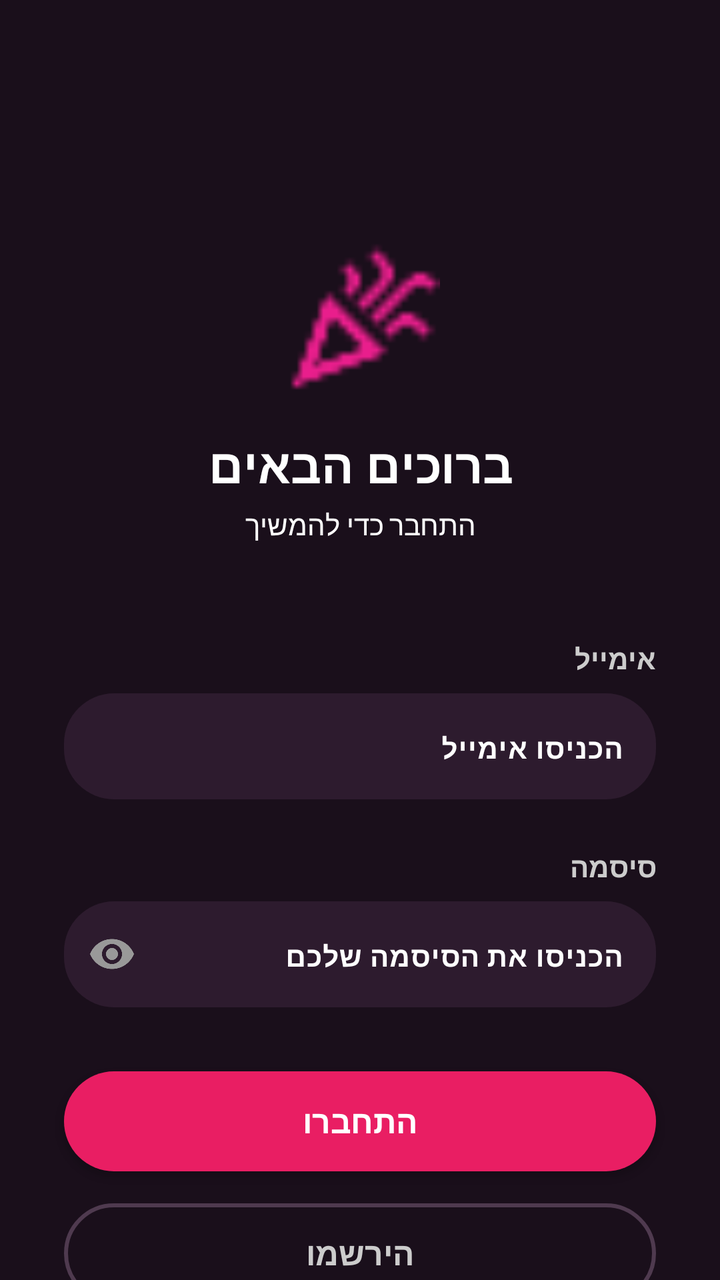
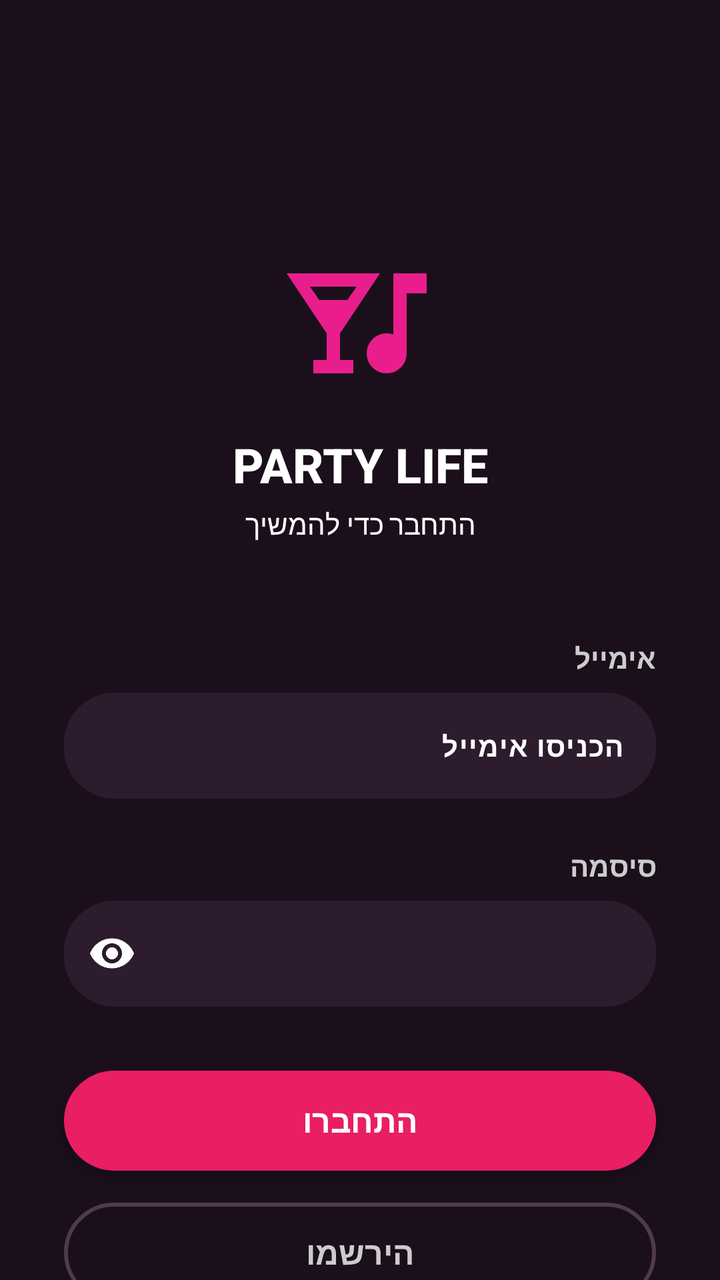

Screens rendered from an Android XML layout before and after an edit, with the pre-edit source and the edit as a unified diff.
<!-- AndroidManifest.xml: application theme Theme.PartyLife -->
<!-- res/layout/activity_main.xml -->
<?xml version="1.0" encoding="utf-8"?>
<androidx.constraintlayout.widget.ConstraintLayout
    xmlns:android="http://schemas.android.com/apk/res/android"
    xmlns:app="http://schemas.android.com/apk/res-auto"
    xmlns:tools="http://schemas.android.com/tools"
    android:layout_width="match_parent"
    android:layout_height="match_parent"
    android:id="@+id/main"
    android:background="#1A0F1B">

    <ImageView
        android:id="@+id/logoIcon"
        android:layout_width="80dp"
        android:layout_height="80dp"
        android:layout_marginTop="120dp"
        android:src="@drawable/logo"
        android:contentDescription="logo"
        app:layout_constraintTop_toTopOf="parent"
        app:layout_constraintStart_toStartOf="parent"
        app:layout_constraintEnd_toEndOf="parent"
        app:tint="#E91E8C" />

    <TextView
        android:id="@+id/titleText"
        android:layout_width="wrap_content"
        android:layout_height="wrap_content"
        android:layout_marginTop="16dp"
        android:text="ברוכים הבאים"
        android:textStyle="bold"
        android:textSize="24sp"
        android:textColor="#FFFFFF"
        android:fontFamily="sans-serif-medium"
        app:layout_constraintTop_toBottomOf="@id/logoIcon"
        app:layout_constraintStart_toStartOf="parent"
        app:layout_constraintEnd_toEndOf="parent" />

    <TextView
        android:id="@+id/subtitleText"
        android:layout_width="wrap_content"
        android:layout_height="wrap_content"
        android:layout_marginTop="4dp"
        android:text="התחבר כדי להמשיך"
        android:textSize="14sp"
        
        android:textColor="@color/white"
        app:layout_constraintTop_toBottomOf="@id/titleText"
        app:layout_constraintStart_toStartOf="parent"
        app:layout_constraintEnd_toEndOf="parent" />

    <TextView
        android:id="@+id/nameLabel"
        android:layout_width="0dp"
        android:layout_height="wrap_content"
        android:layout_marginStart="32dp"
        android:layout_marginEnd="32dp"
        android:layout_marginTop="48dp"
        android:text="אימייל"
        android:textStyle="bold"
        android:textSize="14sp"
        android:textColor="#CCCCCC"
        android:gravity="right"
        app:layout_constraintTop_toBottomOf="@id/subtitleText"
        app:layout_constraintStart_toStartOf="parent"
        app:layout_constraintEnd_toEndOf="parent" />

    <com.google.android.material.textfield.TextInputLayout
        android:id="@+id/tilFirstName"
        android:layout_width="0dp"
        android:layout_height="wrap_content"
        android:layout_marginStart="32dp"
        android:layout_marginEnd="32dp"
        android:layout_marginTop="8dp"
        android:hint="הכניסו אימייל"
        android:layoutDirection="rtl"
        app:boxBackgroundColor="#2D1B2E"
        app:boxBackgroundMode="filled"
        app:boxCornerRadiusBottomEnd="25dp"
        app:boxCornerRadiusBottomStart="25dp"
        app:boxCornerRadiusTopEnd="25dp"
        app:boxCornerRadiusTopStart="25dp"
        app:boxStrokeWidth="0dp"
        app:layout_constraintTop_toBottomOf="@id/nameLabel"
        app:layout_constraintStart_toStartOf="parent"
        app:layout_constraintEnd_toEndOf="parent"
        style="@style/ThemeOverlay.App.TextInputLayout.WhiteText">

        <com.google.android.material.textfield.TextInputEditText
            android:id="@+id/emailInputLogin"
            android:layout_width="match_parent"
            android:layout_height="wrap_content"
            android:inputType="textEmailAddress"
            android:textSize="14sp"
            android:textStyle="bold"
            android:gravity="right"
            android:textDirection="rtl"
            android:imeOptions="actionNext"
            android:minHeight="50dp" />

    </com.google.android.material.textfield.TextInputLayout>

    <TextView
        android:id="@+id/passwordLabel"
        android:layout_width="0dp"
        android:layout_height="wrap_content"
        android:layout_marginStart="32dp"
        android:layout_marginEnd="32dp"
        android:layout_marginTop="24dp"
        android:text="סיסמה"
        android:textStyle="bold"
        android:textSize="14sp"
        android:textColor="#CCCCCC"
        android:gravity="right"
        app:layout_constraintTop_toBottomOf="@id/tilFirstName"
        app:layout_constraintStart_toStartOf="parent"
        app:layout_constraintEnd_toEndOf="parent" />

    <com.google.android.material.textfield.TextInputLayout
        android:id="@+id/tilPassword"
        android:layout_width="0dp"
        android:layout_height="wrap_content"
        android:layout_marginStart="32dp"
        android:layout_marginEnd="32dp"
        android:layout_marginTop="8dp"
        android:hint="הכניסו את הסיסמה שלכם"
        android:layoutDirection="rtl"
        app:boxBackgroundColor="#2D1B2E"
        app:boxBackgroundMode="filled"
        app:boxCornerRadiusBottomEnd="25dp"
        app:boxCornerRadiusBottomStart="25dp"
        app:boxCornerRadiusTopEnd="25dp"
        app:boxCornerRadiusTopStart="25dp"
        app:boxStrokeWidth="0dp"
        app:endIconMode="password_toggle"
        app:endIconTint="#999999"
        app:layout_constraintTop_toBottomOf="@id/passwordLabel"
        app:layout_constraintStart_toStartOf="parent"
        app:layout_constraintEnd_toEndOf="parent"
        style="@style/ThemeOverlay.App.TextInputLayout.WhiteText">

        <com.google.android.material.textfield.TextInputEditText
            android:id="@+id/passwordInput"
            android:layout_width="match_parent"
            android:layout_height="wrap_content"
            android:inputType="textPassword|textNoSuggestions"
            android:textSize="14sp"
            android:textStyle="bold"
            android:gravity="right"
            android:textDirection="rtl"
            android:imeOptions="actionDone"
            android:minHeight="50dp" />

    </com.google.android.material.textfield.TextInputLayout>

    <androidx.appcompat.widget.AppCompatButton
        android:id="@+id/loginButton"
        android:layout_width="0dp"
        android:layout_height="50dp"
        android:layout_marginStart="32dp"
        android:layout_marginEnd="32dp"
        android:layout_marginTop="32dp"
        android:text="התחברו"
        android:textSize="16sp"
        android:textStyle="bold"
        android:textColor="#FFFFFF"
        android:background="@drawable/button_gradient"
        android:fontFamily="sans-serif-medium"
        app:layout_constraintTop_toBottomOf="@id/tilPassword"
        app:layout_constraintStart_toStartOf="parent"
        app:layout_constraintEnd_toEndOf="parent" />

    <androidx.appcompat.widget.AppCompatButton
        android:id="@+id/registerButton"
        android:layout_width="0dp"
        android:layout_height="50dp"
        android:layout_marginStart="32dp"
        android:layout_marginEnd="32dp"
        android:layout_marginTop="16dp"
        android:text="הירשמו"
        android:textStyle="bold"
        android:textSize="16sp"
        android:textColor="#CCCCCC"
        android:background="@drawable/button_outline"
        android:fontFamily="sans-serif-medium"
        app:layout_constraintTop_toBottomOf="@id/loginButton"
        app:layout_constraintStart_toStartOf="parent"
        app:layout_constraintEnd_toEndOf="parent" />

</androidx.constraintlayout.widget.ConstraintLayout>
<!-- resources referenced by this layout -->
<resources>
  <color name="white">#FFFFFFFF</color>
  <!-- drawable button_gradient (drawable) -->
  <?xml version="1.0" encoding="utf-8"?>
  <shape xmlns:android="http://schemas.android.com/apk/res/android">
      <gradient
          android:startColor="#E91E63"
          android:endColor="#E91E63"
          android:angle="0"/>
      <corners android:radius="25dp"/>
  </shape>
  <!-- drawable button_outline (drawable) -->
  <?xml version="1.0" encoding="utf-8"?>
  <shape xmlns:android="http://schemas.android.com/apk/res/android"
      android:shape="rectangle">
      <solid android:color="@android:color/transparent"/> <corners android:radius="25dp"/> <stroke
      android:width="2dp"
  
      android:color="#4F3A4F"
  
      /> </shape>
  <!-- drawable logo: png bitmap (drawable, 761 bytes) -->
  <style name="ThemeOverlay.App.TextInputLayout.WhiteText" parent="">
          <item name="android:textColorPrimary">#FFFFFF</item>
          <item name="android:textColorHint">#FFFFFF</item> 
      </style>
  <style name="Theme.PartyLife" parent="Base.Theme.PartyLife" />
  <style name="Base.Theme.PartyLife" parent="Theme.Material3.Dark.NoActionBar">
        
  
      </style>
</resources>

<!-- the commit's change to res/layout/activity_main.xml (unified diff, before → after) -->
@@ -6,14 +6,15 @@
     android:layout_width="match_parent"
     android:layout_height="match_parent"
     android:id="@+id/main"
-    android:background="#1A0F1B">
+    android:background="#1A0F1B"
+    android:layoutDirection="rtl">
 
     <ImageView
         android:id="@+id/logoIcon"
         android:layout_width="80dp"
         android:layout_height="80dp"
         android:layout_marginTop="120dp"
-        android:src="@drawable/logo"
+        android:src="@drawable/partyicon"
         android:contentDescription="logo"
         app:layout_constraintTop_toTopOf="parent"
         app:layout_constraintStart_toStartOf="parent"
@@ -25,7 +26,7 @@
         android:layout_width="wrap_content"
         android:layout_height="wrap_content"
         android:layout_marginTop="16dp"
-        android:text="ברוכים הבאים"
+        android:text="PARTY LIFE"
         android:textStyle="bold"
         android:textSize="24sp"
         android:textColor="#FFFFFF"
@@ -41,7 +42,6 @@
         android:layout_marginTop="4dp"
         android:text="התחבר כדי להמשיך"
         android:textSize="14sp"
-        
         android:textColor="@color/white"
         app:layout_constraintTop_toBottomOf="@id/titleText"
         app:layout_constraintStart_toStartOf="parent"
@@ -70,8 +70,6 @@
         android:layout_marginStart="32dp"
         android:layout_marginEnd="32dp"
         android:layout_marginTop="8dp"
-        android:hint="הכניסו אימייל"
-        android:layoutDirection="rtl"
         app:boxBackgroundColor="#2D1B2E"
         app:boxBackgroundMode="filled"
         app:boxCornerRadiusBottomEnd="25dp"
@@ -79,20 +77,23 @@
         app:boxCornerRadiusTopEnd="25dp"
         app:boxCornerRadiusTopStart="25dp"
         app:boxStrokeWidth="0dp"
+        app:hintEnabled="false"
         app:layout_constraintTop_toBottomOf="@id/nameLabel"
         app:layout_constraintStart_toStartOf="parent"
-        app:layout_constraintEnd_toEndOf="parent"
-        style="@style/ThemeOverlay.App.TextInputLayout.WhiteText">
+        app:layout_constraintEnd_toEndOf="parent">
 
         <com.google.android.material.textfield.TextInputEditText
             android:id="@+id/emailInputLogin"
             android:layout_width="match_parent"
             android:layout_height="wrap_content"
             android:inputType="textEmailAddress"
+            android:hint="הכניסו אימייל"
+            android:textColor="#FFFFFF"
+            android:textColorHint="#FFFFFF"
             android:textSize="14sp"
             android:textStyle="bold"
-            android:gravity="right"
-            android:textDirection="rtl"
+            android:gravity="right|center_vertical"
+            android:background="@null"
             android:imeOptions="actionNext"
             android:minHeight="50dp" />
 
@@ -121,8 +122,6 @@
         android:layout_marginStart="32dp"
         android:layout_marginEnd="32dp"
         android:layout_marginTop="8dp"
-        android:hint="הכניסו את הסיסמה שלכם"
-        android:layoutDirection="rtl"
         app:boxBackgroundColor="#2D1B2E"
         app:boxBackgroundMode="filled"
         app:boxCornerRadiusBottomEnd="25dp"
@@ -130,24 +129,27 @@
         app:boxCornerRadiusTopEnd="25dp"
         app:boxCornerRadiusTopStart="25dp"
         app:boxStrokeWidth="0dp"
+        app:hintEnabled="false"
         app:endIconMode="password_toggle"
-        app:endIconTint="#999999"
+        app:endIconTint="#FFFFFF"
         app:layout_constraintTop_toBottomOf="@id/passwordLabel"
         app:layout_constraintStart_toStartOf="parent"
-        app:layout_constraintEnd_toEndOf="parent"
-        style="@style/ThemeOverlay.App.TextInputLayout.WhiteText">
+        app:layout_constraintEnd_toEndOf="parent">
 
         <com.google.android.material.textfield.TextInputEditText
             android:id="@+id/passwordInput"
             android:layout_width="match_parent"
             android:layout_height="wrap_content"
-            android:inputType="textPassword|textNoSuggestions"
+            android:background="@null"
+            android:gravity="right|center_vertical"
+            android:hint="הכניסו את הסיסמה שלכם"
+            android:imeOptions="actionDone"
+            android:inputType="textPassword"
+            android:minHeight="50dp"
+            android:textColor="#FFFFFF"
+            android:textColorHint="#FFFFFF"
             android:textSize="14sp"
-            android:textStyle="bold"
-            android:gravity="right"
-            android:textDirection="rtl"
-            android:imeOptions="actionDone"
-            android:minHeight="50dp" />
+            android:textStyle="bold" />
 
     </com.google.android.material.textfield.TextInputLayout>
 
<!-- resource entries referenced after the edit -->
@@ -20,11 +20,16 @@
       android:color="#4F3A4F"
   
       /> </shape>
-  <!-- drawable logo: png bitmap (drawable, 761 bytes) -->
-  <style name="ThemeOverlay.App.TextInputLayout.WhiteText" parent="">
-          <item name="android:textColorPrimary">#FFFFFF</item>
-          <item name="android:textColorHint">#FFFFFF</item> 
-      </style>
+  <!-- drawable partyicon (drawable) -->
+  <vector xmlns:android="http://schemas.android.com/apk/res/android"
+      android:width="24dp"
+      android:height="24dp"
+      android:viewportWidth="960"
+      android:viewportHeight="960">
+    <path
+        android:pathData="M200,800v-80h80v-160L40,200h560L360,560v160h80v80L200,800ZM236,360h168l56,-80L180,280l56,80ZM640,800q-50,0 -85,-35t-35,-85q0,-50 35,-85t85,-35q11,0 21,1.5t19,6.5v-368h200v120L760,320v360q0,50 -35,85t-85,35Z"
+        android:fillColor="#FFFFFF"/>
+  </vector>
   <style name="Theme.PartyLife" parent="Base.Theme.PartyLife" />
   <style name="Base.Theme.PartyLife" parent="Theme.Material3.Dark.NoActionBar">
         
